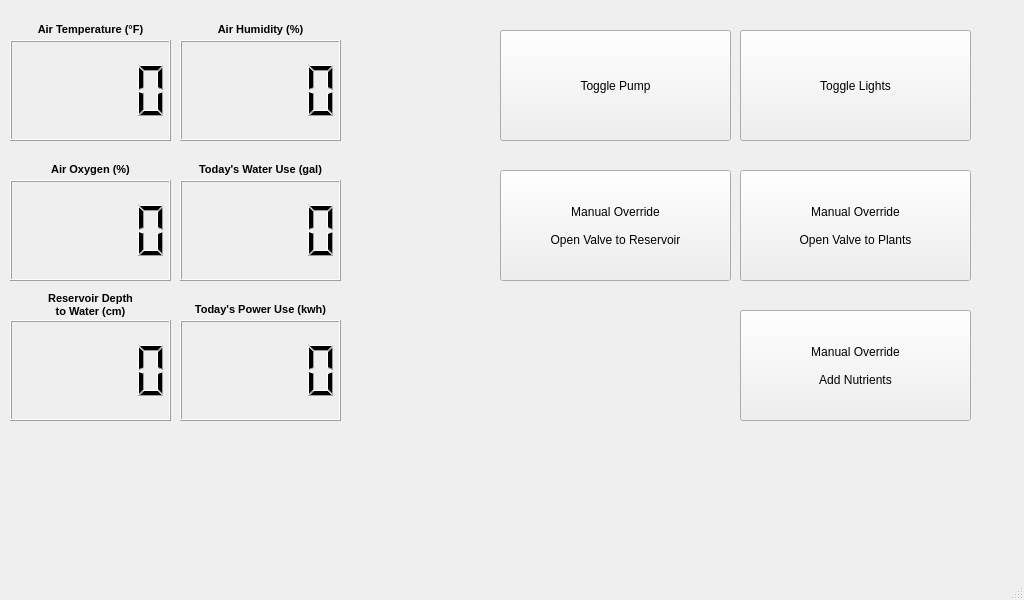
First picture: the form in form.ui, repository Darksaber501st/HydroOfficePy, before the edit.
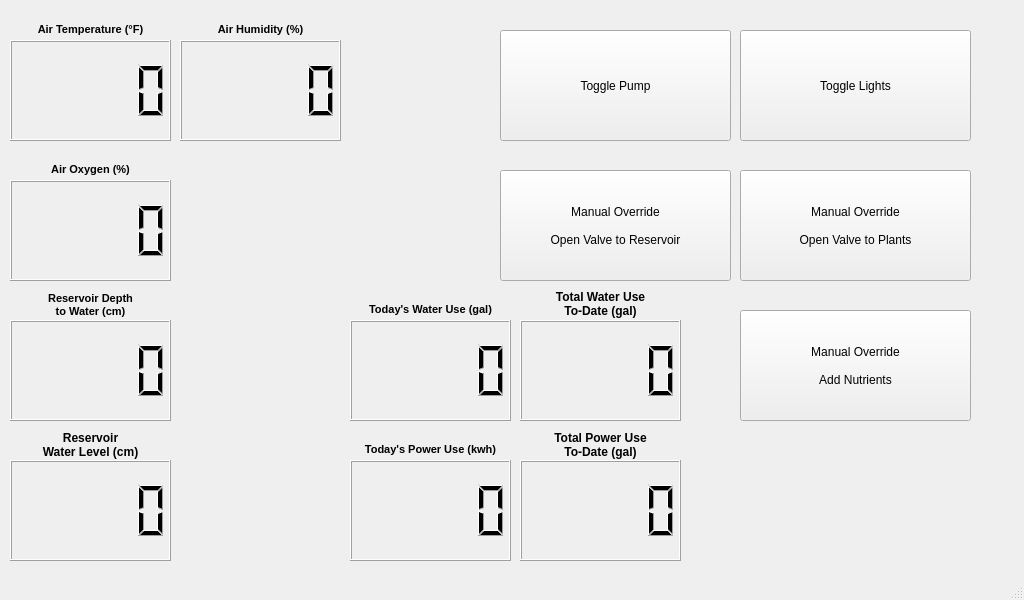
Second picture: the form after the edit.

What changed in the file:
```diff
--- a/form.ui
+++ b/form.ui
@@ -10,6 +10,11 @@
     <height>600</height>
    </rect>
   </property>
+  <property name="font">
+   <font>
+    <family>MS Shell Dlg 2</family>
+   </font>
+  </property>
   <property name="windowTitle">
    <string>HydroOffice</string>
   </property>
@@ -133,8 +138,8 @@
    <widget class="QLCDNumber" name="lcdTodayWater">
     <property name="geometry">
      <rect>
-      <x>180</x>
-      <y>180</y>
+      <x>350</x>
+      <y>320</y>
       <width>161</width>
       <height>101</height>
      </rect>
@@ -143,8 +148,8 @@
    <widget class="QLabel" name="lblTodayWater">
     <property name="geometry">
      <rect>
-      <x>180</x>
-      <y>160</y>
+      <x>350</x>
+      <y>300</y>
       <width>161</width>
       <height>20</height>
      </rect>
@@ -162,8 +167,8 @@
    <widget class="QLCDNumber" name="lcdTodayPower">
     <property name="geometry">
      <rect>
-      <x>180</x>
-      <y>320</y>
+      <x>350</x>
+      <y>460</y>
       <width>161</width>
       <height>101</height>
      </rect>
@@ -172,8 +177,8 @@
    <widget class="QLabel" name="lblTodayPower">
     <property name="geometry">
      <rect>
-      <x>180</x>
-      <y>300</y>
+      <x>350</x>
+      <y>440</y>
       <width>161</width>
       <height>20</height>
      </rect>
@@ -259,6 +264,93 @@
 Add Nutrients</string>
     </property>
    </widget>
+   <widget class="QLCDNumber" name="lcdRWL">
+    <property name="geometry">
+     <rect>
+      <x>10</x>
+      <y>460</y>
+      <width>161</width>
+      <height>101</height>
+     </rect>
+    </property>
+   </widget>
+   <widget class="QLabel" name="lblRWL">
+    <property name="geometry">
+     <rect>
+      <x>10</x>
+      <y>430</y>
+      <width>161</width>
+      <height>31</height>
+     </rect>
+    </property>
+    <property name="text">
+     <string>&lt;html&gt;&lt;head/&gt;&lt;body&gt;&lt;p align=&quot;center&quot;&gt;&lt;span style=&quot; font-weight:600;&quot;&gt;Reservoir &lt;br/&gt;Water Level (cm)&lt;/span&gt;&lt;/p&gt;&lt;/body&gt;&lt;/html&gt;</string>
+    </property>
+    <property name="textFormat">
+     <enum>Qt::RichText</enum>
+    </property>
+    <property name="alignment">
+     <set>Qt::AlignCenter</set>
+    </property>
+   </widget>
+   <widget class="QLCDNumber" name="lcdTotalWater">
+    <property name="geometry">
+     <rect>
+      <x>520</x>
+      <y>320</y>
+      <width>161</width>
+      <height>101</height>
+     </rect>
+    </property>
+   </widget>
+   <widget class="QLCDNumber" name="lcdTotalPower">
+    <property name="geometry">
+     <rect>
+      <x>520</x>
+      <y>460</y>
+      <width>161</width>
+      <height>101</height>
+     </rect>
+    </property>
+   </widget>
+   <widget class="QLabel" name="lblTotalWater">
+    <property name="geometry">
+     <rect>
+      <x>520</x>
+      <y>289</y>
+      <width>161</width>
+      <height>31</height>
+     </rect>
+    </property>
+    <property name="text">
+     <string>&lt;html&gt;&lt;head/&gt;&lt;body&gt;&lt;p&gt;&lt;span style=&quot; font-weight:600;&quot;&gt;Total Water Use &lt;br/&gt;To-Date (gal)&lt;/span&gt;&lt;/p&gt;&lt;/body&gt;&lt;/html&gt;</string>
+    </property>
+    <property name="textFormat">
+     <enum>Qt::RichText</enum>
+    </property>
+    <property name="alignment">
+     <set>Qt::AlignCenter</set>
+    </property>
+   </widget>
+   <widget class="QLabel" name="lblTotalPower">
+    <property name="geometry">
+     <rect>
+      <x>520</x>
+      <y>430</y>
+      <width>161</width>
+      <height>31</height>
+     </rect>
+    </property>
+    <property name="text">
+     <string>&lt;html&gt;&lt;head/&gt;&lt;body&gt;&lt;p&gt;&lt;span style=&quot; font-weight:600;&quot;&gt;Total Power Use &lt;br/&gt;To-Date (gal)&lt;/span&gt;&lt;/p&gt;&lt;/body&gt;&lt;/html&gt;</string>
+    </property>
+    <property name="textFormat">
+     <enum>Qt::RichText</enum>
+    </property>
+    <property name="alignment">
+     <set>Qt::AlignCenter</set>
+    </property>
+   </widget>
   </widget>
   <widget class="QStatusBar" name="statusbar"/>
  </widget>
```
Left out of the diff: 10 changed lines with no effect on the pictures.
